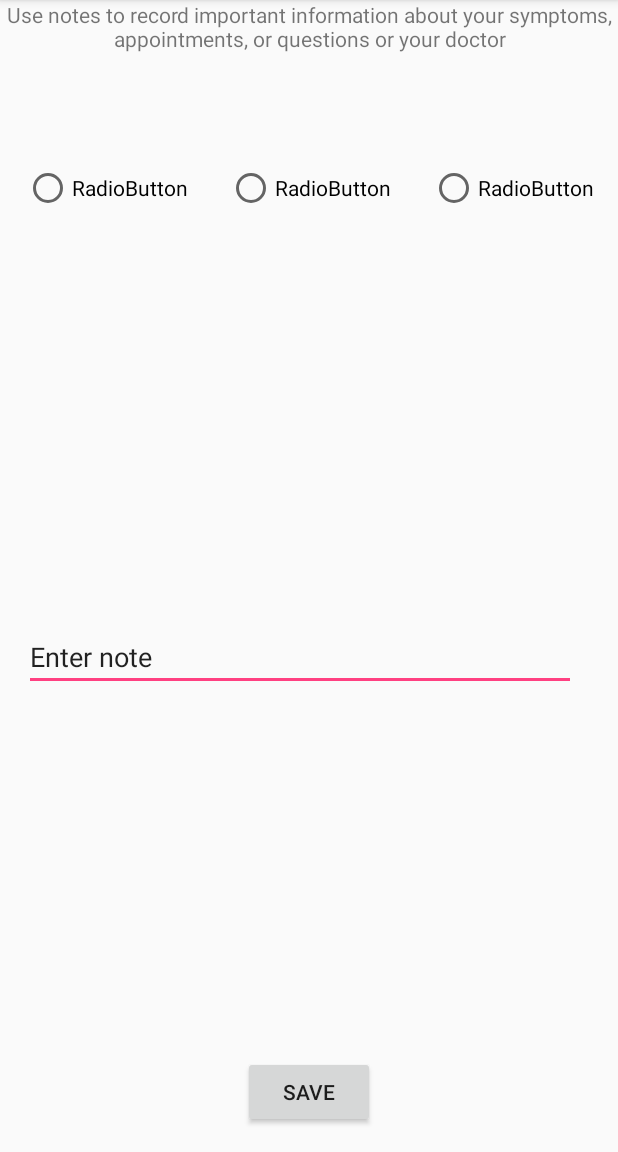
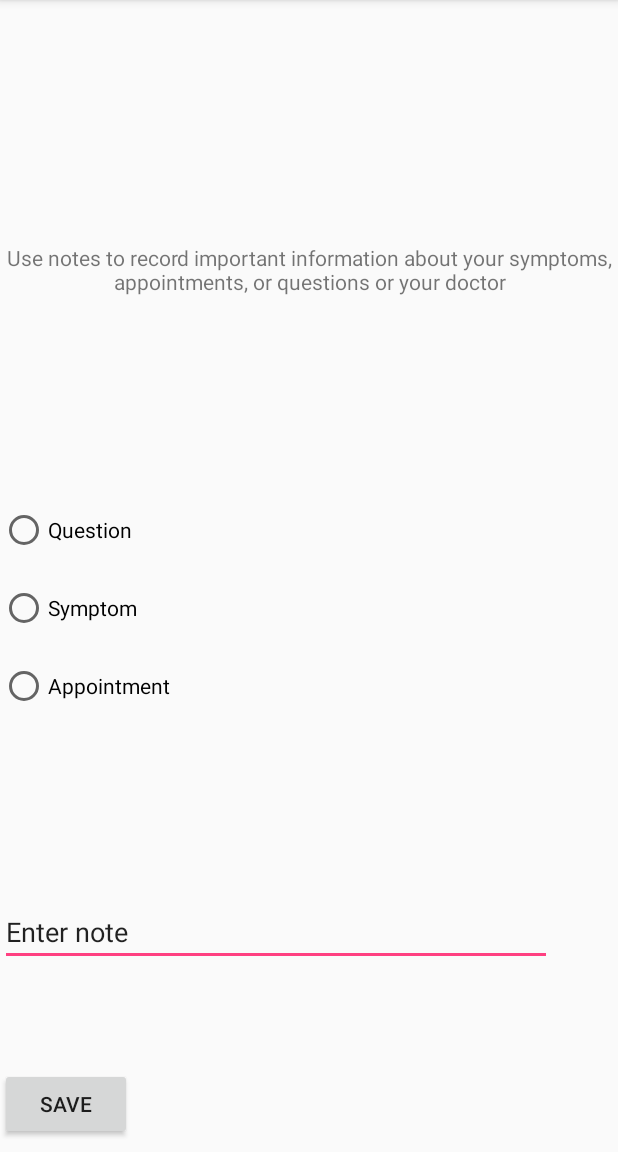
Before and after one commit to winnk/ConnectUs-Android, an Android app: the NotesActivity screen opened directly, with no data from a screen before it, on a phone screen of 412 x 824 dp, the part 84-1236 px from its top. Run offline under Robolectric (Android 15) with nearby library versions, the phone set to English and light mode, and no system bars.

Commit message:
updates layout of notes and search

```diff
--- a/app/src/main/AndroidManifest.xml
+++ b/app/src/main/AndroidManifest.xml
@@ -24,6 +24,8 @@
         </activity>
         <activity android:name=".CalendarActivity">
         </activity>
+        <activity android:name=".FindDoctorActivity">
+        </activity>
     </application>
 
 </manifest>
--- a/app/src/main/res/layout/activity_notes.xml
+++ b/app/src/main/res/layout/activity_notes.xml
@@ -5,7 +5,9 @@
     xmlns:tools="http://schemas.android.com/tools"
     android:layout_width="match_parent"
     android:layout_height="match_parent"
-    tools:context="com.example.kaya.connectus2.NotesActivity">
+    tools:context="com.example.kaya.connectus2.NotesActivity"
+    tools:layout_editor_absoluteY="81dp"
+    tools:layout_editor_absoluteX="0dp">
 
     <TextView
         android:id="@+id/textView3"
@@ -13,77 +15,62 @@
         android:layout_height="wrap_content"
         android:text="Use notes to record important information about your symptoms, appointments, or questions or your doctor"
         android:textAlignment="center"
-        tools:layout_editor_absoluteY="42dp"
-        tools:layout_editor_absoluteX="0dp"/>
+        tools:layout_editor_absoluteX="0dp"
+        app:layout_constraintTop_toTopOf="parent"
+        android:layout_marginTop="30dp"
+        android:layout_marginBottom="8dp"
+        app:layout_constraintBottom_toTopOf="@+id/questionButton"/>
 
 
     <EditText
-        android:id="@+id/editText2"
+        android:id="@+id/noteEditText"
         android:layout_width="368dp"
-        android:layout_height="wrap_content"
-        android:layout_marginBottom="307dp"
-        android:layout_marginLeft="16dp"
+        android:layout_height="43dp"
         android:layout_marginStart="16dp"
         android:ems="10"
         android:inputType="textPersonName"
         android:text="Enter note"
-        app:layout_constraintBottom_toBottomOf="parent"
-        app:layout_constraintLeft_toLeftOf="parent"
-        app:layout_constraintTop_toTopOf="parent"
-        android:layout_marginTop="8dp"
-        app:layout_constraintVertical_bias="1.0"/>
+        tools:layout_editor_absoluteX="8dp"
+        android:layout_marginBottom="68dp"
+        app:layout_constraintBottom_toTopOf="@+id/saveNoteButton"/>
 
     <Button
         android:id="@+id/saveNoteButton"
         android:layout_width="wrap_content"
         android:layout_height="wrap_content"
-        android:layout_marginBottom="16dp"
         android:text="Save"
+        tools:layout_editor_absoluteX="148dp"
         app:layout_constraintBottom_toBottomOf="parent"
-        app:layout_constraintLeft_toLeftOf="parent"
-        app:layout_constraintRight_toRightOf="parent"/>
+        android:layout_marginBottom="8dp"/>
 
     <RadioButton
-        android:id="@+id/radioButton"
+        android:id="@+id/symptomButton"
         android:layout_width="wrap_content"
-        android:layout_height="wrap_content"
-        android:layout_marginLeft="16dp"
-        android:text="RadioButton"
-        app:layout_constraintLeft_toLeftOf="parent"
-        app:layout_constraintTop_toTopOf="parent"
-        android:layout_marginTop="109dp"
+        android:layout_height="32dp"
+        android:layout_marginEnd="8dp"
         android:layout_marginStart="16dp"
-        android:layout_marginEnd="8dp"
-        app:layout_constraintBottom_toBottomOf="parent"
-        android:layout_marginBottom="8dp"
-        app:layout_constraintVertical_bias="0.0"/>
+        android:text="Symptom"
+        tools:layout_editor_absoluteX="16dp"
+        android:layout_marginBottom="20dp"
+        app:layout_constraintBottom_toTopOf="@+id/appoinmentNoteButton"/>
 
     <RadioButton
-        android:id="@+id/radioButton3"
+        android:id="@+id/appoinmentNoteButton"
         android:layout_width="wrap_content"
-        android:layout_height="wrap_content"
-        android:text="RadioButton"
-        android:layout_marginRight="7dp"
-        app:layout_constraintRight_toRightOf="parent"
+        android:layout_height="32dp"
         android:layout_marginEnd="16dp"
-        app:layout_constraintTop_toTopOf="parent"
-        android:layout_marginTop="109dp"
-        app:layout_constraintBottom_toBottomOf="parent"
-        android:layout_marginBottom="8dp"
-        app:layout_constraintVertical_bias="0.0"/>
+        android:text="Appointment"
+        tools:layout_editor_absoluteX="16dp"
+        android:layout_marginBottom="127dp"
+        app:layout_constraintBottom_toTopOf="@+id/noteEditText"/>
 
     <RadioButton
-        android:id="@+id/radioButton4"
+        android:id="@+id/questionButton"
         android:layout_width="wrap_content"
         android:layout_height="32dp"
-        android:text="RadioButton"
-        app:layout_constraintLeft_toLeftOf="parent"
-        app:layout_constraintRight_toRightOf="parent"
-        app:layout_constraintHorizontal_bias="0.501"
-        app:layout_constraintTop_toTopOf="parent"
-        android:layout_marginTop="109dp"
-        app:layout_constraintBottom_toBottomOf="parent"
-        android:layout_marginBottom="8dp"
-        app:layout_constraintVertical_bias="0.0"/>
+        android:text="Question"
+        tools:layout_editor_absoluteX="16dp"
+        android:layout_marginBottom="20dp"
+        app:layout_constraintBottom_toTopOf="@+id/symptomButton"/>
 
 </android.support.constraint.ConstraintLayout>
```
Also changed, not shown: app/src/main/java/com/example/kaya/connectus2/FindDoctorActivity.java (added, +13 -0 lines), app/src/main/java/com/example/kaya/connectus2/SearchActivity.java (+14 -0 lines), app/src/main/res/layout/activity_find_doctor.xml (added, +17 -0 lines), app/src/main/res/layout/activity_search.xml (+62 -0 lines), app/src/main/res/drawable/connectus.png (added), app/src/main/res/drawable/ic_alarm.png (added), app/src/main/res/drawable/ic_navigation.png (added), app/src/main/res/drawable/ic_search.png (added), app/src/main/res/drawable/searchdoctor.png (added).
